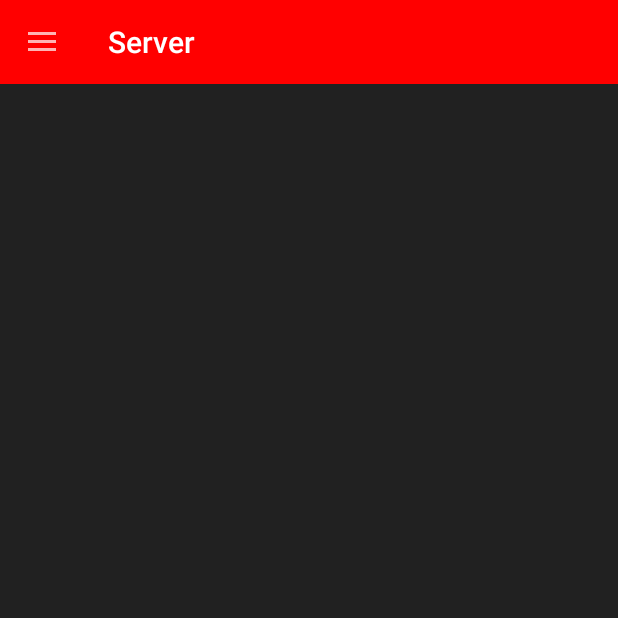
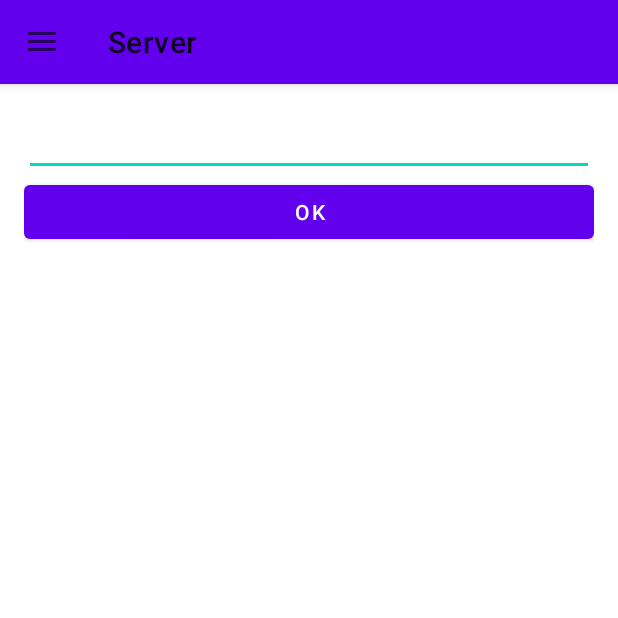
Before and after one commit to Geno1024/NH4, an Android app: the screen it shows after launch (PlanetActivity), in the side drawer, after a tap on "Server", on a phone screen of 412 x 824 dp, the top half of it. Run offline under Robolectric (Android 15) with nearby library versions, the phone set to English and light mode, and no system bars; our stand-ins replace navigation-ui.

Commit message:
[Update] swdb/planet: add a fragment.

```diff
--- a/swdb/planet/android/src/main/res/layout/activity_planet.xml
+++ b/swdb/planet/android/src/main/res/layout/activity_planet.xml
@@ -5,6 +5,7 @@
     android:id="@+id/drawer_layout"
     android:layout_width="match_parent"
     android:layout_height="match_parent"
+    android:fitsSystemWindows="true"
     tools:openDrawer="start">
 
     <include
@@ -18,6 +19,7 @@
         android:layout_width="wrap_content"
         android:layout_height="match_parent"
         android:layout_gravity="start"
+        android:fitsSystemWindows="true"
         app:headerLayout="@layout/nav_header_planet"
         app:menu="@menu/activity_planet_drawer"
         />
--- a/swdb/planet/android/src/main/res/layout/app_bar_planet.xml
+++ b/swdb/planet/android/src/main/res/layout/app_bar_planet.xml
@@ -6,12 +6,11 @@
 
     <com.google.android.material.appbar.AppBarLayout
         android:layout_width="match_parent"
-        android:layout_height="match_parent">
+        android:layout_height="wrap_content">
         <androidx.appcompat.widget.Toolbar
             android:id="@+id/toolbar"
             android:layout_width="match_parent"
-            android:layout_height="wrap_content"
-            android:background="#ffff0000"/>
+            android:layout_height="wrap_content"/>
     </com.google.android.material.appbar.AppBarLayout>
 
     <include
--- a/swdb/planet/android/src/main/res/layout/content_planet.xml
+++ b/swdb/planet/android/src/main/res/layout/content_planet.xml
@@ -2,8 +2,11 @@
 <androidx.constraintlayout.widget.ConstraintLayout
     xmlns:android="http://schemas.android.com/apk/res/android"
     xmlns:app="http://schemas.android.com/apk/res-auto"
+    xmlns:tools="http://schemas.android.com/tools"
     android:layout_width="match_parent"
-    android:layout_height="match_parent">
+    android:layout_height="match_parent"
+    app:layout_behavior="@string/appbar_scrolling_view_behavior"
+    tools:showIn="@layout/app_bar_planet">
 
     <fragment
         android:id="@+id/navigation_host_fragment_content"
--- a/swdb/planet/android/src/main/res/layout/fragment_server.xml
+++ b/swdb/planet/android/src/main/res/layout/fragment_server.xml
@@ -1,7 +1,21 @@
 <?xml version="1.0" encoding="utf-8"?>
 <androidx.constraintlayout.widget.ConstraintLayout
     xmlns:android="http://schemas.android.com/apk/res/android"
+    xmlns:app="http://schemas.android.com/apk/res-auto"
     android:layout_width="match_parent"
-    android:layout_height="match_parent">
-
+    android:layout_height="match_parent"
+    android:padding="@dimen/fragment_padding">
+    <com.google.android.material.textfield.TextInputEditText
+        android:id="@+id/server_input"
+        android:layout_width="match_parent"
+        android:layout_height="wrap_content"
+        app:layout_constraintLeft_toLeftOf="parent"
+        app:layout_constraintTop_toTopOf="parent"/>
+    <com.google.android.material.button.MaterialButton
+        android:id="@+id/server_input_confirm"
+        android:text="@android:string/ok"
+        android:layout_width="match_parent"
+        android:layout_height="wrap_content"
+        app:layout_constraintLeft_toLeftOf="parent"
+        app:layout_constraintTop_toBottomOf="@id/server_input"/>
 </androidx.constraintlayout.widget.ConstraintLayout>
--- a/swdb/planet/android/src/main/res/values/themes.xml
+++ b/swdb/planet/android/src/main/res/values/themes.xml
@@ -1,7 +1,7 @@
 <?xml version="1.0" encoding="utf-8"?>
 <resources>
-    <style name="Theme.NH4" parent="Theme.AppCompat"/>
-    <style name="Theme.NH4.NoActionBar">
+    <style name="Theme.NH4" parent="Theme.MaterialComponents.DayNight"/>
+    <style name="Theme.NH4.NoActionBar" parent="Theme.MaterialComponents.DayNight.NoActionBar">
         <item name="windowActionBar">false</item>
         <item name="windowNoTitle">true</item>
     </style>
```
Also changed, not shown: swdb/planet/android/src/main/res/layout/nav_header_planet.xml (+8 -2 lines), swdb/planet/android/src/main/res/values/dimens.xml (added, +8 -0 lines), 2 other files.
